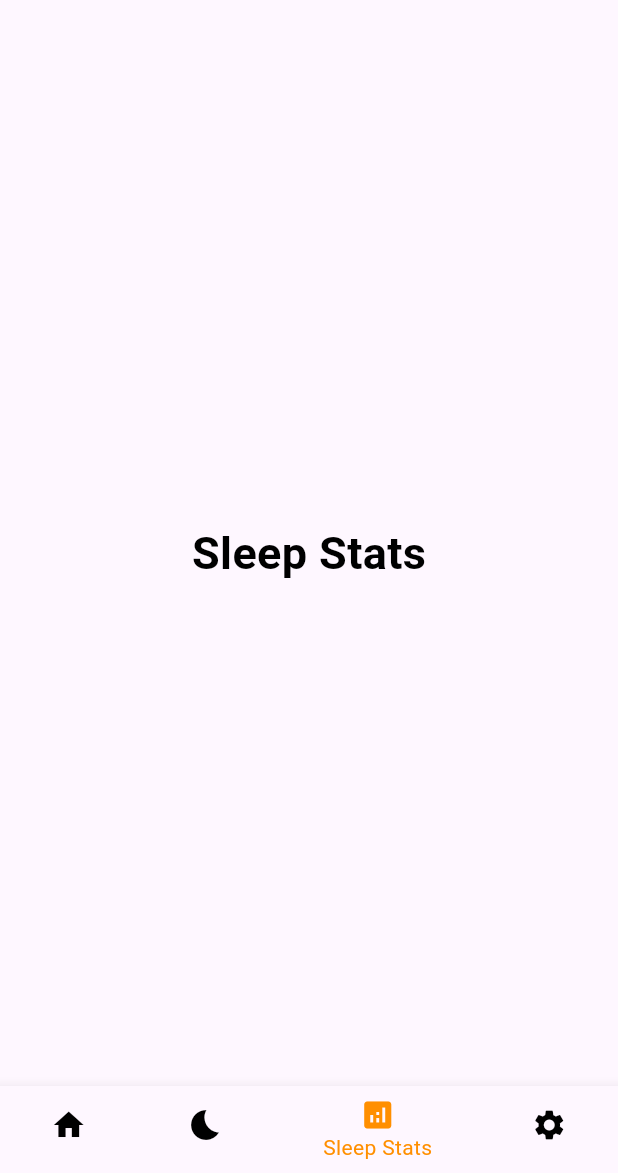
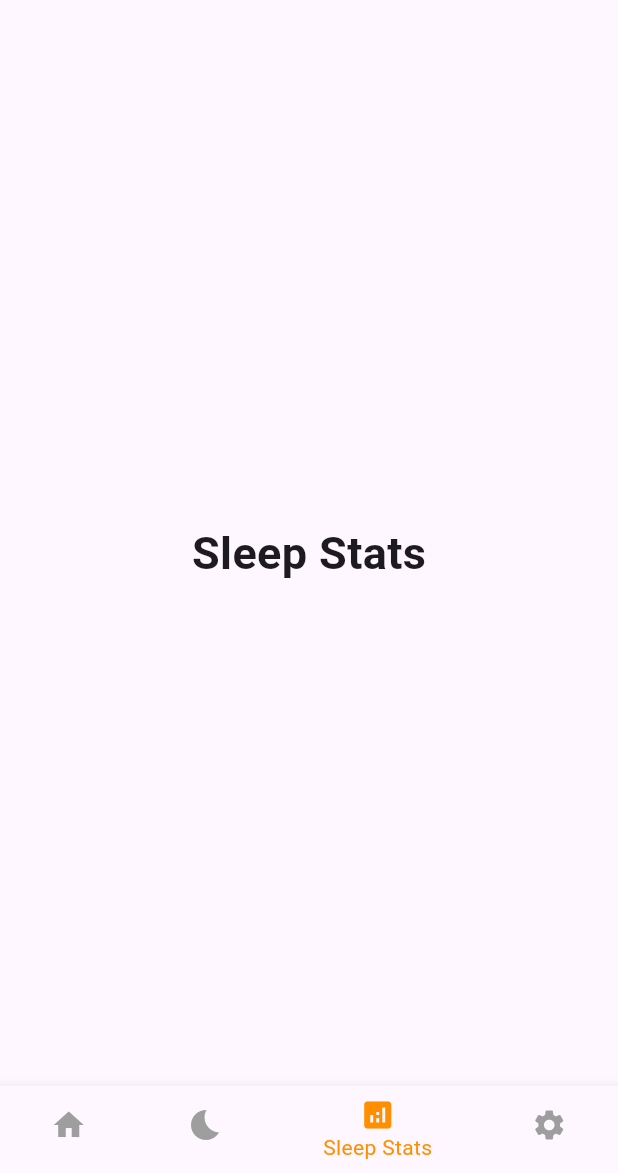
Before and after one commit to ellaMyler/Bedtime_Buddy, a Flutter app: the screen it shows after launch, item 3 of the bottom bar chosen, on a phone screen of 412 x 824 dp, the part 63-1236 px from its top. Run offline on Flutter 3.47's test engine with Material 3 defaults, Android fonts, the phone set to English and light mode, and no system bars.

```diff
--- /dev/null
+++ b/lib/app_ui.dart
@@ -0,0 +1,72 @@
+import 'package:flutter/material.dart';
+import 'bedtime_page.dart';
+import 'log_sleep_page.dart';
+import 'stats_page.dart';
+import 'settings_page.dart';
+
+//Contains the UI settings for the app.
+//Changes to the UI are done here
+
+
+class MainScreen extends StatefulWidget {
+  const MainScreen({Key? key}) : super(key: key);
+
+  @override
+  _MainScreenState createState() => _MainScreenState();
+}
+
+class _MainScreenState extends State<MainScreen> {
+  int _selectedIndex = 0;
+
+  static const List<Widget> _widgetOptions = <Widget>[
+    //Separated Classes located in their respective files
+    BedtimePage(),
+    LogSleepPage(),
+    SleepStatsPage(),
+    SettingsPage(),
+  ];
+
+  void _onItemTapped(int index) {
+    setState(() {
+      _selectedIndex = index;
+    });
+  }
+
+  //Widget responsible for button UI
+  @override
+  Widget build(BuildContext context) {
+    return Scaffold(
+      appBar: AppBar(
+        title: const Text('Sleep Tracker'),
+      ),
+      body: Center(
+        child: _widgetOptions.elementAt(_selectedIndex),
+      ),
+      bottomNavigationBar: BottomNavigationBar(
+        items: const <BottomNavigationBarItem>[
+          BottomNavigationBarItem(
+            icon: Icon(Icons.home),
+            label: 'Bedtime',
+          ),
+          BottomNavigationBarItem(
+            icon: Icon(Icons.bedtime),
+            label: 'Log Sleep',
+          ),
+          BottomNavigationBarItem(
+            icon: Icon(Icons.analytics),
+            label: 'Sleep Stats',
+          ),
+          BottomNavigationBarItem(
+            icon: Icon(Icons.settings),
+            label: 'Settings',
+          ),
+        ],
+        currentIndex: _selectedIndex,
+        selectedItemColor: Colors.amber[800],
+        unselectedItemColor: Colors.grey,
+
+        onTap: _onItemTapped,
+      ),
+    );
+  }
+}
--- /dev/null
+++ b/lib/bedtime_page.dart
@@ -0,0 +1,13 @@
+import 'package:flutter/material.dart';
+
+//Bed Time Page
+class BedtimePage extends StatelessWidget {
+  const BedtimePage({Key? key}) : super(key: key);
+
+  @override
+  Widget build(BuildContext context) {
+    return const Center(
+      child: Text('Bedtime', style: TextStyle(fontSize: 30, fontWeight: FontWeight.bold)),
+    );
+  }
+}
--- /dev/null
+++ b/lib/log_sleep_page.dart
@@ -0,0 +1,13 @@
+import 'package:flutter/material.dart';
+
+//Log Sleep Page
+class LogSleepPage extends StatelessWidget {
+  const LogSleepPage({Key? key}) : super(key: key);
+
+  @override
+  Widget build(BuildContext context) {
+    return const Center(
+      child: Text('Log Sleep', style: TextStyle(fontSize: 30, fontWeight: FontWeight.bold)),
+    );
+  }
+}
--- a/lib/main.dart
+++ b/lib/main.dart
@@ -1,91 +1,19 @@
 import 'package:flutter/material.dart';
-
+import 'app_ui.dart';
 /// Flutter code sample for [BottomNavigationBar].
 
-void main() => runApp(const BottomNavigationBarExampleApp());
+// The main file accesses MainScreen class from app_ui.dart to generate the app.
+void main() => runApp(const SleepTrackerApp());
 
-class BottomNavigationBarExampleApp extends StatelessWidget {
-  const BottomNavigationBarExampleApp({super.key});
+
+class SleepTrackerApp extends StatelessWidget{
+  const SleepTrackerApp({super.key});
 
   @override
   Widget build(BuildContext context) {
     return const MaterialApp(
-      home: BottomNavigationBarExample(),
+      title: 'Sleep Tracker',
+      home: MainScreen(),
     );
   }
 }
-
-class BottomNavigationBarExample extends StatefulWidget {
-  const BottomNavigationBarExample({super.key});
-
-  @override
-  State<BottomNavigationBarExample> createState() =>
-      _BottomNavigationBarExampleState();
-}
-
-class _BottomNavigationBarExampleState
-    extends State<BottomNavigationBarExample> {
-  int _selectedIndex = 0;
-  static const TextStyle optionStyle =
-  TextStyle(fontSize: 30, fontWeight: FontWeight.bold, color: Colors.black);
-  static const List<Widget> _widgetOptions = <Widget>[
-    Text(
-      'Bedtime',
-      style: optionStyle,
-    ),
-    Text(
-      'Log Sleep',
-      style: optionStyle,
-    ),
-    Text(
-      'Sleep Stats',
-      style: optionStyle,
-    ),
-    Text(
-      'Settings',
-      style: optionStyle,
-    ),
-  ];
-
-  void _onItemTapped(int index) {
-    setState(() {
-      _selectedIndex = index;
-    });
-  }
-
-  @override
-  Widget build(BuildContext context) {
-    return Scaffold(
-      appBar: AppBar(
-        title: const Text('Sleep Tracker'),
-      ),
-      body: Center(
-        child: _widgetOptions.elementAt(_selectedIndex),
-      ),
-      bottomNavigationBar: BottomNavigationBar(
-        items: const <BottomNavigationBarItem>[
-          BottomNavigationBarItem(
-            icon: Icon(Icons.home),
-            label: 'Bedtime',
-          ),
-          BottomNavigationBarItem(
-            icon: Icon(Icons.bedtime),
-            label: 'Log Sleep',
-          ),
-          BottomNavigationBarItem(
-            icon: Icon(Icons.analytics),
-            label: 'Sleep Stats',
-          ),
-          BottomNavigationBarItem(
-            icon: Icon(Icons.settings),
-            label: 'Settings',
-          ),
-        ],
-        currentIndex: _selectedIndex,
-        selectedItemColor: Colors.amber[800],
-        unselectedItemColor: Colors.black,
-        onTap: _onItemTapped,
-      ),
-    );
-  }
-}
--- /dev/null
+++ b/lib/settings_page.dart
@@ -0,0 +1,13 @@
+import 'package:flutter/material.dart';
+
+//Settings Page
+class SettingsPage extends StatelessWidget {
+  const SettingsPage({Key? key}) : super(key: key);
+
+  @override
+  Widget build(BuildContext context) {
+    return const Center(
+      child: Text('Settings', style: TextStyle(fontSize: 30, fontWeight: FontWeight.bold)),
+    );
+  }
+}
--- /dev/null
+++ b/lib/stats_page.dart
@@ -0,0 +1,13 @@
+import 'package:flutter/material.dart';
+
+//Stats Page
+class SleepStatsPage extends StatelessWidget {
+  const SleepStatsPage({Key? key}) : super(key: key);
+
+  @override
+  Widget build(BuildContext context) {
+    return const Center(
+      child: Text('Sleep Stats', style: TextStyle(fontSize: 30, fontWeight: FontWeight.bold)),
+    );
+  }
+}
```
Also changed, not shown: 5 other files.
